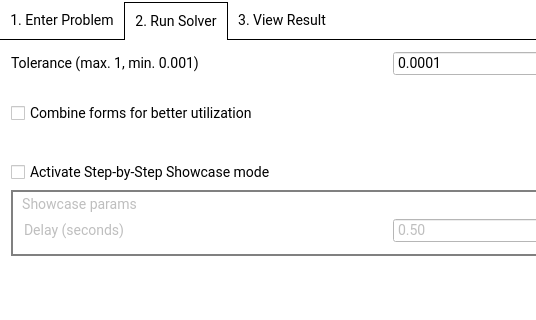
The window that Optiblech/mainwindow.ui (CSNWEB/gi-2015) describes before a commit, drawn with Qt 5; both pictures show x 0 to 536 and y 0 to 320 of the 780 by 495 pixel window.
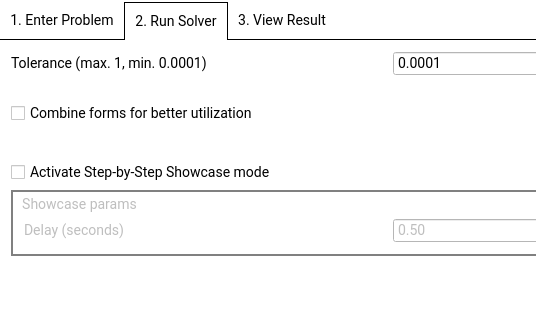
The same window after the commit.

The edit to the form file:
```diff
--- a/Optiblech/mainwindow.ui
+++ b/Optiblech/mainwindow.ui
@@ -449,7 +449,7 @@
              </size>
             </property>
             <property name="text">
-             <string>Tolerance (max. 1, min. 0.001)</string>
+             <string>Tolerance (max. 1, min. 0.0001)</string>
             </property>
            </widget>
           </item>
```
